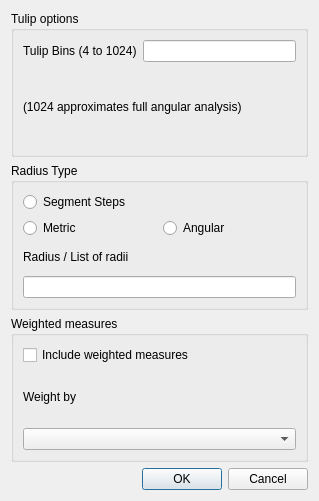
spatialnous/depthmapQ, file qtgui/UI/SegmentTulipLeafChoiceDlg.ui: the form before one commit.
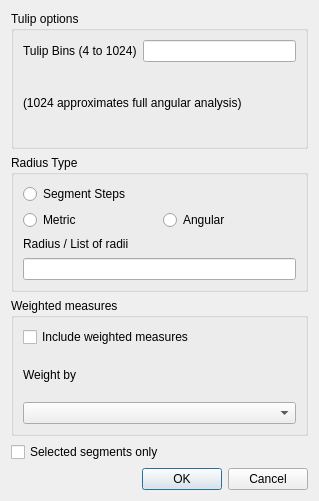
The form after the commit.

Commit message: Remove names from layouts and labels

What changed in the file:
```diff
--- a/qtgui/UI/SegmentTulipLeafChoiceDlg.ui
+++ b/qtgui/UI/SegmentTulipLeafChoiceDlg.ui
@@ -13,19 +13,19 @@
   <property name="windowTitle">
    <string>Segment Analysis Options</string>
   </property>
-  <layout class="QVBoxLayout" name="verticalLayout_7">
+  <layout class="QVBoxLayout">
    <item>
     <widget class="QGroupBox" name="groupBox">
      <property name="title">
       <string>Tulip options</string>
      </property>
-     <layout class="QVBoxLayout" name="verticalLayout_2">
+     <layout class="QVBoxLayout">
       <item>
-       <layout class="QVBoxLayout" name="verticalLayout">
+       <layout class="QVBoxLayout">
         <item>
-         <layout class="QHBoxLayout" name="horizontalLayout">
+         <layout class="QHBoxLayout">
           <item>
-           <widget class="QLabel" name="label">
+           <widget class="QLabel">
             <property name="layoutDirection">
              <enum>Qt::LeftToRight</enum>
             </property>
@@ -40,7 +40,7 @@
          </layout>
         </item>
         <item>
-         <widget class="QLabel" name="label_2">
+         <widget class="QLabel">
           <property name="text">
            <string>(1024 approximates full angular analysis)</string>
           </property>
@@ -56,7 +56,7 @@
      <property name="title">
       <string>Radius Type</string>
      </property>
-     <layout class="QVBoxLayout" name="verticalLayout_4">
+     <layout class="QVBoxLayout">
       <item>
        <widget class="QRadioButton" name="c_radius_type">
         <property name="text">
@@ -65,7 +65,7 @@
        </widget>
       </item>
       <item>
-       <layout class="QHBoxLayout" name="horizontalLayout_2">
+       <layout class="QHBoxLayout">
         <item>
          <widget class="QRadioButton" name="radioButton">
           <property name="text">
@@ -83,9 +83,9 @@
        </layout>
       </item>
       <item>
-       <layout class="QVBoxLayout" name="verticalLayout_3">
+       <layout class="QVBoxLayout">
         <item>
-         <widget class="QLabel" name="label_3">
+         <widget class="QLabel">
           <property name="text">
            <string>Radius / List of radii</string>
           </property>
@@ -104,7 +104,7 @@
      <property name="title">
       <string>Weighted measures</string>
      </property>
-     <layout class="QVBoxLayout" name="verticalLayout_6">
+     <layout class="QVBoxLayout">
       <item>
        <widget class="QCheckBox" name="c_weighted">
         <property name="text">
@@ -113,9 +113,9 @@
        </widget>
       </item>
       <item>
-       <layout class="QVBoxLayout" name="verticalLayout_5">
+       <layout class="QVBoxLayout">
         <item>
-         <widget class="QLabel" name="label_4">
+         <widget class="QLabel">
           <property name="text">
            <string>Weight by</string>
           </property>
@@ -130,7 +130,18 @@
     </widget>
    </item>
    <item>
-    <layout class="QHBoxLayout" name="horizontalLayout_3">
+    <layout class="QHBoxLayout">
+     <item>
+      <widget class="QCheckBox" name="c_selected_only">
+       <property name="text">
+        <string>Selected segments only</string>
+       </property>
+      </widget>
+     </item>
+    </layout>
+   </item>
+   <item>
+    <layout class="QHBoxLayout">
      <item>
       <spacer name="horizontalSpacer">
        <property name="orientation">
```
The commit also changes 27 other files.
